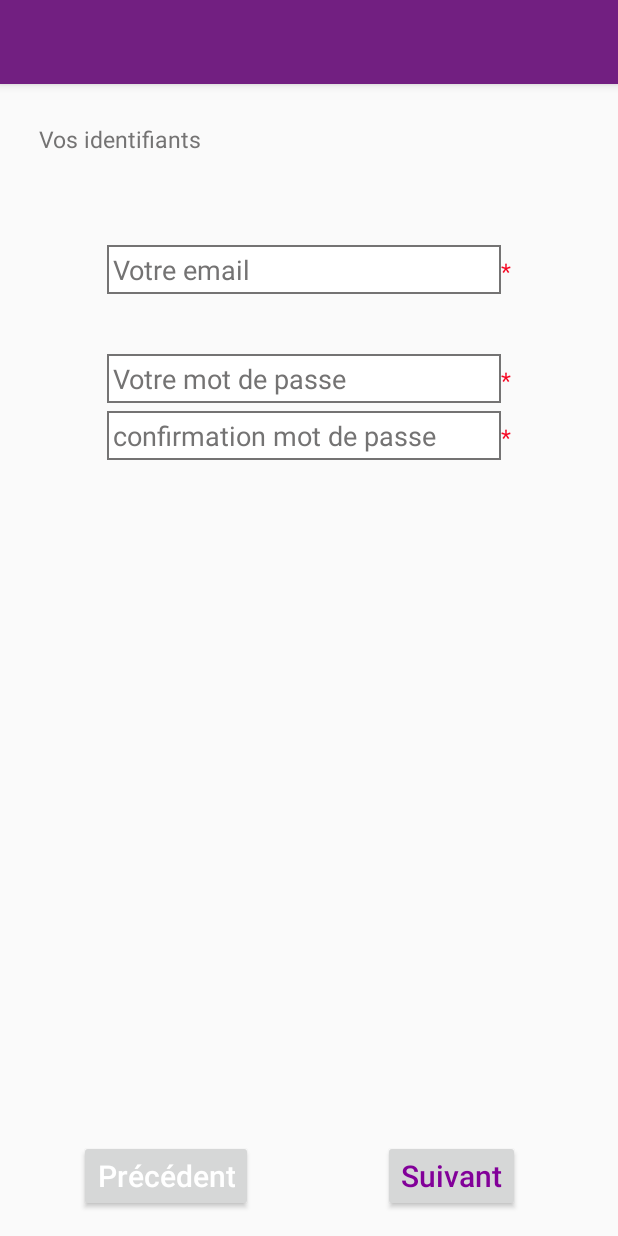
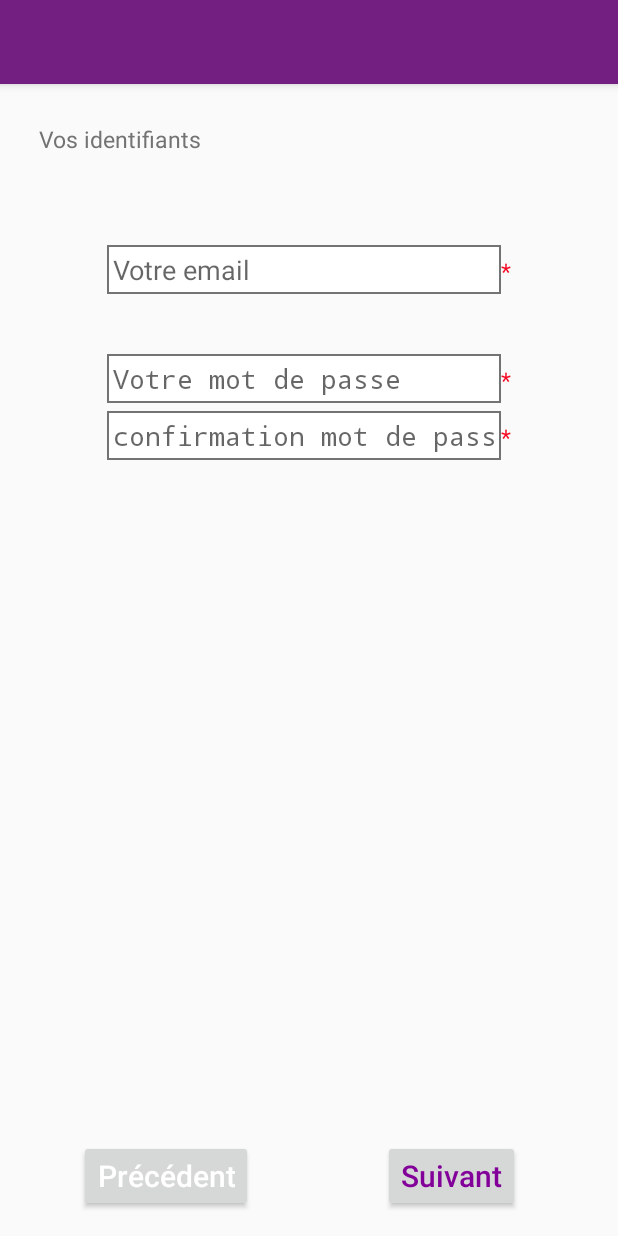
Before and after one commit to aliaspilote/ReaseauEMF_Android, an Android app: the screen it shows after launch (ProcessInscription), after a tap on "ENREGISTREZ VOUS !", on a phone screen of 412 x 824 dp. Run offline under Robolectric (Android 15) with nearby library versions, the phone set to English and light mode, and no system bars.

Commit message:
liens entre activités

```diff
--- a/app/src/main/java/com/emf_asso/bdd/reseauetudiantsmuslmansdefrance/ProcessInscription.java
+++ b/app/src/main/java/com/emf_asso/bdd/reseauetudiantsmuslmansdefrance/ProcessInscription.java
@@ -15,6 +15,7 @@ public class ProcessInscription extends Activity {
 
 
     private static final int NUM_PAGES = 5;
+    public ViewStub stub;
     private Context context = this;
     private int current_NUM_PAGES;
 
@@ -25,8 +26,25 @@ public class ProcessInscription extends Activity {
         Log.d("test", getIntent().getExtras().getString("id", "0"));
 
         current_NUM_PAGES = 1;
-        ViewStub stub = (ViewStub) findViewById(R.id.stub_pi1);
-        stub.inflate();
+        //stub = (ViewStub) findViewById(R.id.stub_pi1);
+        //stub.inflate();
+        InitStubs();
+    }
+
+    public void InitStubs() {
+
+        ((ViewStub) findViewById(R.id.stub_pi1)).inflate();
+        ((ViewStub) findViewById(R.id.stub_pi2)).inflate();
+        ((ViewStub) findViewById(R.id.stub_pi3)).inflate();
+        ((ViewStub) findViewById(R.id.stub_pi4_1)).inflate();
+        ((ViewStub) findViewById(R.id.stub_pi4_2)).inflate();
+
+        // findViewById(R.id.stub_Inflated1).setVisibility(View.INVISIBLE);
+        findViewById(R.id.stub_Inflated2).setVisibility(View.GONE);
+        findViewById(R.id.stub_Inflated3).setVisibility(View.GONE);
+        findViewById(R.id.stub_Inflated4_1).setVisibility(View.GONE);
+        findViewById(R.id.stub_Inflated4_2).setVisibility(View.GONE);
+
     }
 
     public void OnNext(View view) {
@@ -70,13 +88,13 @@ public class ProcessInscription extends Activity {
                 findViewById(R.id.stub_Inflated2).setVisibility(View.GONE);
                 break;
             case 3:
-                findViewById(R.id.stub_Inflated3).setVisibility(View.GONE);
+                findViewById(R.id.stub_Inflated3).setVisibility(View.INVISIBLE);
                 break;
             case 4:
-                findViewById(R.id.stub_Inflated4_1).setVisibility(View.GONE);
+                findViewById(R.id.stub_Inflated4_1).setVisibility(View.INVISIBLE);
                 break;
             case 5:
-                findViewById(R.id.stub_Inflated4_2).setVisibility(View.GONE);
+                findViewById(R.id.stub_Inflated4_2).setVisibility(View.INVISIBLE);
                 break;
             default:
 
@@ -87,29 +105,34 @@ public class ProcessInscription extends Activity {
     }
 
     public void displayViewByNum(int numView) {
-        ViewStub stub;
         switch (numView) {
             case 1:
-                stub = (ViewStub) findViewById(R.id.stub_pi1);
+                findViewById(R.id.stub_Inflated1).setVisibility(View.VISIBLE);
+                //stub = (ViewStub) findViewById(R.id.stub_pi1);
                 break;
             case 2:
-                stub = (ViewStub) findViewById(R.id.stub_pi2);
+                findViewById(R.id.stub_Inflated2).setVisibility(View.VISIBLE);
+                //stub = (ViewStub) findViewById(R.id.stub_pi2);
                 break;
             case 3:
-                stub = (ViewStub) findViewById(R.id.stub_pi3);
+                findViewById(R.id.stub_Inflated3).setVisibility(View.VISIBLE);
+                // stub = (ViewStub) findViewById(R.id.stub_pi3);
                 break;
             case 4:
-                stub = (ViewStub) findViewById(R.id.stub_pi4_1);
+                findViewById(R.id.stub_Inflated4_1).setVisibility(View.VISIBLE);
+                // stub = (ViewStub) findViewById(R.id.stub_pi4_1);
                 break;
             case 5:
-                stub = (ViewStub) findViewById(R.id.stub_pi4_2);
+                findViewById(R.id.stub_Inflated4_2).setVisibility(View.VISIBLE);
+                //stub = (ViewStub) findViewById(R.id.stub_pi4_2);
                 break;
             default:
-                stub = (ViewStub) findViewById(R.id.stub_pi1);
+                findViewById(R.id.stub_Inflated1).setVisibility(View.VISIBLE);
+                //stub = (ViewStub) findViewById(R.id.stub_pi1);
                 break;
         }
 
-        stub.inflate();
+        // stub.inflate();
 
     }
 }
--- a/app/src/main/res/layout/insription1.xml
+++ b/app/src/main/res/layout/insription1.xml
@@ -10,6 +10,14 @@
     android:paddingTop="@dimen/activity_vertical_margin"
     app:layout_behavior="@string/appbar_scrolling_view_behavior"
     tools:context=".MainActivity">
+
+    <LinearLayout
+        android:layout_width="match_parent"
+        android:layout_height="match_parent"
+        android:gravity="bottom">
+
+        <include layout="@layout/bottom_bar_processinscription" />
+    </LinearLayout>
 
     <LinearLayout
         android:layout_width="match_parent"
@@ -46,8 +54,9 @@
                     android:layout_height="wrap_content"
                     android:layout_weight="1"
                     android:background="@drawable/text_border"
-                    android:padding="4dp"
-                    android:text="@string/lbl_votre_mail" />
+                    android:hint="@string/lbl_votre_mail"
+                    android:inputType="textEmailAddress"
+                    android:padding="4dp" />
 
                 <TextView
                     android:layout_width="wrap_content"
@@ -73,8 +82,9 @@
                     android:layout_height="wrap_content"
                     android:layout_weight="1"
                     android:background="@drawable/text_border"
-                    android:padding="4dp"
-                    android:text="@string/lbl_votre_pwd" />
+                    android:hint="@string/lbl_votre_pwd"
+                    android:inputType="textPassword"
+                    android:padding="4dp" />
 
                 <TextView
                     android:layout_width="wrap_content"
@@ -99,8 +109,9 @@
                     android:layout_height="wrap_content"
                     android:layout_weight="1"
                     android:background="@drawable/text_border"
-                    android:padding="4dp"
-                    android:text="@string/lbl_votre_pwd2" />
+                    android:hint="@string/lbl_votre_pwd2"
+                    android:inputType="textPassword"
+                    android:padding="4dp" />
 
                 <TextView
                     android:layout_width="wrap_content"
@@ -117,11 +128,4 @@
 
     </LinearLayout>
 
-    <LinearLayout
-        android:layout_width="match_parent"
-        android:layout_height="match_parent"
-        android:gravity="bottom">
-
-        <include layout="@layout/bottom_bar_processinscription" />
-    </LinearLayout>
 </RelativeLayout>
```
Also changed, not shown: 1 other file.
